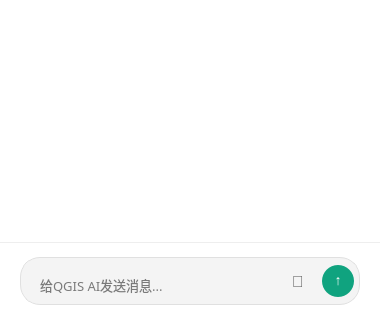
First picture: the form in qgis_ai_dockwidget_base.ui, repository ChanfHo/QGIS_AI_Plugin_Pro, before the edit; both pictures show x 0 to 380 and y 380 to 700 of the 380 by 700 pixel window.
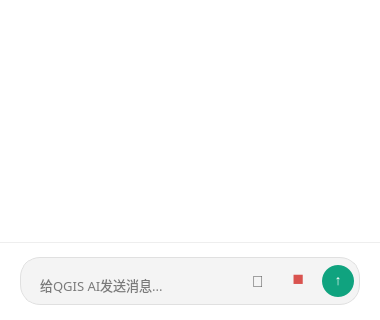
Second picture: the form after the edit.

Commit message: 增添停止处理按钮

The edit to the form file:
```diff
--- a/qgis_ai_dockwidget_base.ui
+++ b/qgis_ai_dockwidget_base.ui
@@ -251,6 +251,52 @@
             </property>
            </widget>
           </item>
+          <item>
+           <widget class="QPushButton" name="stop_button">
+            <property name="minimumSize">
+             <size>
+              <width>32</width>
+              <height>32</height>
+             </size>
+            </property>
+            <property name="maximumSize">
+             <size>
+              <width>32</width>
+              <height>32</height>
+             </size>
+            </property>
+            <property name="cursor">
+             <cursorShape>PointingHandCursor</cursorShape>
+            </property>
+            <property name="toolTip">
+             <string>停止</string>
+            </property>
+            <property name="styleSheet">
+             <string notr="true">
+              QPushButton {
+                  background-color: transparent;
+                  border-radius: 16px;
+                  color: #d9534f;
+                  font-size: 16px;
+                  font-weight: bold;
+              }
+              QPushButton:hover {
+                  background-color: #fdeaea;
+                  color: #c9302c;
+              }
+              QPushButton:pressed {
+                  background-color: #f2dede;
+              }
+             </string>
+            </property>
+            <property name="text">
+             <string>⏹</string>
+            </property>
+            <property name="visible">
+             <bool>false</bool>
+            </property>
+           </widget>
+          </item>
           <item>
            <widget class="QPushButton" name="send_button">
             <property name="minimumSize">
```
